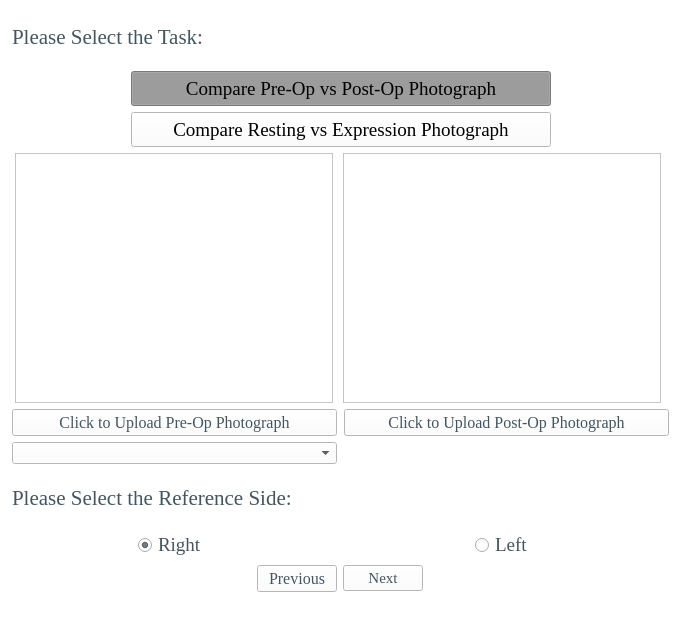
This is uis/select.ui in MEA-Summer/Emotrics_Plus as Qt 5 draws it before an edit. The edited form follows.
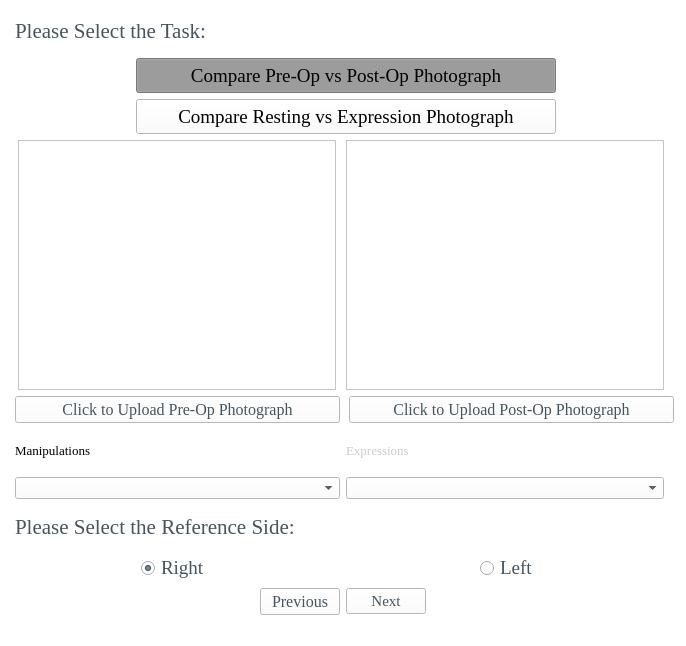
This is the edited form. Icons and pictures are not drawn. Custom widgets are drawn as their Qt base class.

What changed in the file:
```diff
--- a/uis/select.ui
+++ b/uis/select.ui
@@ -6,8 +6,8 @@
    <rect>
     <x>0</x>
     <y>0</y>
-    <width>679</width>
-    <height>623</height>
+    <width>686</width>
+    <height>646</height>
    </rect>
   </property>
   <property name="sizePolicy">
@@ -18,14 +18,14 @@
   </property>
   <property name="minimumSize">
    <size>
-    <width>679</width>
-    <height>623</height>
+    <width>686</width>
+    <height>646</height>
    </size>
   </property>
   <property name="maximumSize">
    <size>
     <width>686</width>
-    <height>623</height>
+    <height>646</height>
    </size>
   </property>
   <property name="windowTitle">
@@ -68,7 +68,7 @@
       </property>
      </widget>
     </item>
-    <item row="9" column="2" colspan="2" alignment="Qt::AlignLeft">
+    <item row="10" column="2" colspan="2" alignment="Qt::AlignLeft">
      <widget class="QPushButton" name="nextButton">
       <property name="font">
        <font>
@@ -133,6 +133,19 @@
       </property>
      </widget>
     </item>
+    <item row="3" column="3">
+     <spacer name="horizontalSpacer_2">
+      <property name="orientation">
+       <enum>Qt::Horizontal</enum>
+      </property>
+      <property name="sizeHint" stdset="0">
+       <size>
+        <width>40</width>
+        <height>20</height>
+       </size>
+      </property>
+     </spacer>
+    </item>
     <item row="1" column="1" colspan="3" alignment="Qt::AlignHCenter">
      <widget class="QPushButton" name="PrevsPostButton">
       <property name="sizePolicy">
@@ -201,7 +214,7 @@
       </property>
      </spacer>
     </item>
-    <item row="6" column="1" colspan="3">
+    <item row="7" column="1" colspan="3">
      <widget class="QLabel" name="label_11">
       <property name="font">
        <font>
@@ -220,7 +233,7 @@
       </property>
      </widget>
     </item>
-    <item row="8" column="1" alignment="Qt::AlignHCenter">
+    <item row="9" column="1" alignment="Qt::AlignHCenter">
      <widget class="QRadioButton" name="rightSideButton">
       <property name="sizePolicy">
        <sizepolicy hsizetype="Fixed" vsizetype="Fixed">
@@ -245,8 +258,8 @@
       </property>
      </widget>
     </item>
-    <item row="5" column="1">
-     <widget class="QComboBox" name="ExpressionComboBox"/>
+    <item row="6" column="1">
+     <widget class="QComboBox" name="ManipulationComboBox"/>
     </item>
     <item row="3" column="1" alignment="Qt::AlignHCenter">
      <widget class="ImageDisplay" name="photo1Display">
@@ -345,7 +358,7 @@
       </property>
      </widget>
     </item>
-    <item row="9" column="1" alignment="Qt::AlignRight">
+    <item row="10" column="1" alignment="Qt::AlignRight">
      <widget class="QPushButton" name="previousButton">
       <property name="font">
        <font>
@@ -361,7 +374,7 @@
       </property>
      </widget>
     </item>
-    <item row="8" column="2" colspan="2" alignment="Qt::AlignHCenter">
+    <item row="9" column="2" colspan="2" alignment="Qt::AlignHCenter">
      <widget class="QRadioButton" name="leftSideButton">
       <property name="sizePolicy">
        <sizepolicy hsizetype="Fixed" vsizetype="Fixed">
@@ -383,18 +396,50 @@
       </property>
      </widget>
     </item>
-    <item row="3" column="3">
-     <spacer name="horizontalSpacer_2">
-      <property name="orientation">
-       <enum>Qt::Horizontal</enum>
+    <item row="5" column="1">
+     <widget class="QLabel" name="manipulationsLabel">
+      <property name="font">
+       <font>
+        <family>Times New Roman</family>
+        <pointsize>10</pointsize>
+        <weight>50</weight>
+        <bold>false</bold>
+       </font>
       </property>
-      <property name="sizeHint" stdset="0">
-       <size>
-        <width>40</width>
-        <height>20</height>
-       </size>
+      <property name="styleSheet">
+       <string notr="true"/>
       </property>
-     </spacer>
+      <property name="text">
+       <string>Manipulations</string>
+      </property>
+     </widget>
+    </item>
+    <item row="5" column="2">
+     <widget class="QLabel" name="expressionsLabel">
+      <property name="font">
+       <font>
+        <family>Times New Roman</family>
+        <pointsize>10</pointsize>
+        <strikeout>false</strikeout>
+       </font>
+      </property>
+      <property name="autoFillBackground">
+       <bool>false</bool>
+      </property>
+      <property name="styleSheet">
+       <string notr="true">color: rgb(204, 204, 204)</string>
+      </property>
+      <property name="text">
+       <string>Expressions</string>
+      </property>
+     </widget>
+    </item>
+    <item row="6" column="2">
+     <widget class="QComboBox" name="ExpressionComboBox">
+      <property name="editable">
+       <bool>false</bool>
+      </property>
+     </widget>
     </item>
    </layout>
   </widget>
@@ -403,7 +448,7 @@
     <rect>
      <x>0</x>
      <y>0</y>
-     <width>679</width>
+     <width>686</width>
      <height>26</height>
     </rect>
    </property>
```
